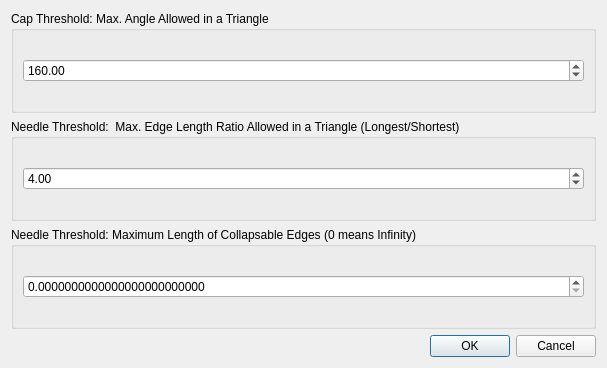
Before: the Qt Designer form Polyhedron/demo/Polyhedron/Plugins/PMP/RemoveNeedlesDialog.ui in CGAL/cgal, drawn with Qt 5.
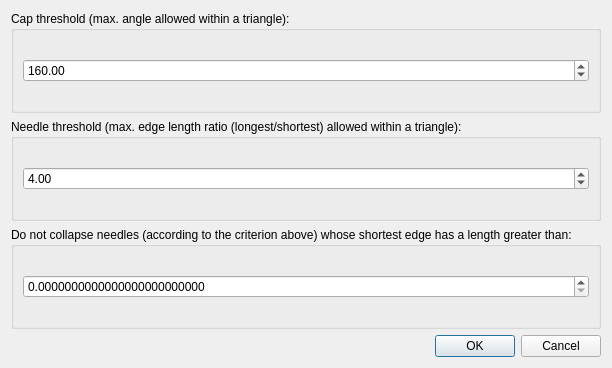
After: the same form once the commit is applied.

Commit message: Apply suggestions from code review

What changed in the file:
```diff
--- a/Polyhedron/demo/Polyhedron/Plugins/PMP/RemoveNeedlesDialog.ui
+++ b/Polyhedron/demo/Polyhedron/Plugins/PMP/RemoveNeedlesDialog.ui
@@ -22,7 +22,7 @@
         <string>Threshold in degrees</string>
        </property>
        <property name="title">
-        <string>Cap Threshold: Max. Angle Allowed in a Triangle</string>
+        <string>Cap threshold (max. angle allowed within a triangle): </string>
        </property>
        <layout class="QHBoxLayout" name="horizontalLayout">
         <item>
@@ -57,7 +57,7 @@
         <string>(size+big edge )/(size+small edge)</string>
        </property>
        <property name="title">
-        <string>Needle Threshold:  Max. Edge Length Ratio Allowed in a Triangle (Longest/Shortest)</string>
+        <string>Needle threshold (max. edge length ratio (longest/shortest) allowed within a triangle):</string>
        </property>
        <layout class="QHBoxLayout" name="horizontalLayout_2">
         <item>
@@ -89,7 +89,7 @@
         <string>Do not collapse edges begger than this threshold.</string>
        </property>
        <property name="title">
-        <string>Needle Threshold: Maximum Length of Collapsable Edges (0 means Infinity)</string>
+        <string>Do not collapse needles (according to the criterion above) whose shortest edge has a length greater than:</string>
        </property>
        <layout class="QHBoxLayout" name="horizontalLayout_3">
         <item>
```
